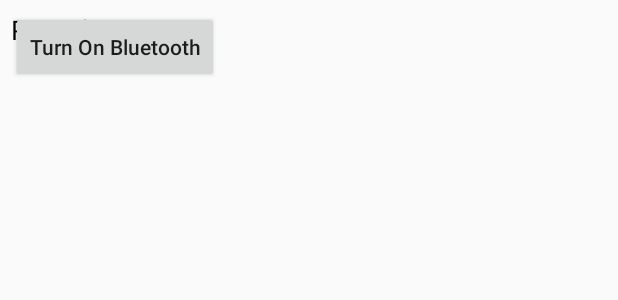
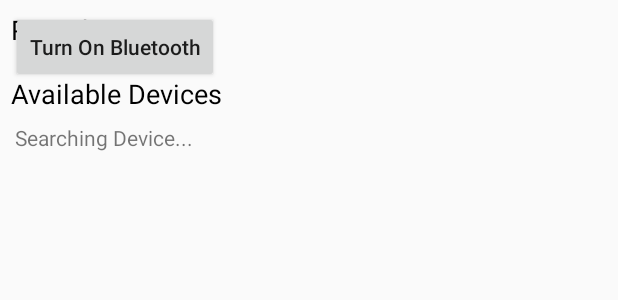
Before and after one commit to richasdy/AMS, an Android app: the layout content_cari_device.xml on its own in the app's theme, with its tools: preview values and no code run, on a phone screen of 412 x 824 dp. Shown: the top 300 px of the screen. Run offline under Robolectric (Android 15) with nearby library versions, the phone set to English and light mode, and no system bars.

```diff
--- a/app/build.gradle
+++ b/app/build.gradle
@@ -34,6 +34,7 @@
     compile 'com.android.volley:volley:1.0.0'
     compile 'com.jakewharton:butterknife:8.8.1'
     compile 'com.android.support:support-v4:25.3.1'
+    compile 'com.karumi:dexter:4.1.0'
     testCompile 'junit:junit:4.12'
     annotationProcessor 'com.jakewharton:butterknife-compiler:8.8.1'
 }
--- a/app/src/main/java/com/inventaris/fams/Config.java
+++ b/app/src/main/java/com/inventaris/fams/Config.java
@@ -1,4 +1,6 @@
 package com.inventaris.fams;
+
+import java.util.UUID;
 
 /**
  * Created by mwildani on 23/08/2017.
@@ -10,4 +12,5 @@
     public final static String URL_GENERATE_TOKEN = "http://128.199.115.183:8002/oauth/token";
     public final static String GRANT_TYPE = "password";
     public final static String CLIENT_ID = "4";
+    public static final UUID RFIDUUID = UUID.fromString("00001101-0000-1000-8000-00805F9B34FB");
 }
--- a/app/src/main/java/com/inventaris/fams/HalamanUtama.java
+++ b/app/src/main/java/com/inventaris/fams/HalamanUtama.java
@@ -68,6 +68,8 @@
         viewPager.setAdapter(adapter);
     }
 
+
+
     class ViewPagerAdapter extends FragmentPagerAdapter {
         private final List<Fragment> mFragmentList = new ArrayList<>();
         private final List<String> mFragmentTitleList = new ArrayList<>();
--- a/app/src/main/res/layout/content_cari_device.xml
+++ b/app/src/main/res/layout/content_cari_device.xml
@@ -1,12 +1,16 @@
 <?xml version="1.0" encoding="utf-8"?>
-<RelativeLayout xmlns:android="http://schemas.android.com/apk/res/android"
+<ScrollView xmlns:android="http://schemas.android.com/apk/res/android"
     xmlns:app="http://schemas.android.com/apk/res-auto"
     xmlns:tools="http://schemas.android.com/tools"
     android:layout_width="match_parent"
-    android:layout_height="match_parent"
+    android:layout_height="wrap_content"
     app:layout_behavior="@string/appbar_scrolling_view_behavior"
     tools:context="com.inventaris.fams.CariDevice"
     tools:showIn="@layout/activity_cari_device">
+
+    <RelativeLayout
+        android:layout_width="match_parent"
+        android:layout_height="wrap_content">
 
         <Button
             android:id="@+id/btn_turnOn"
@@ -28,8 +32,40 @@
         <ListView
             android:id="@+id/listDevice"
             android:layout_width="match_parent"
-        android:layout_height="match_parent"
+            android:layout_height="wrap_content"
             android:layout_below="@+id/txtPaired"
-        android:layout_margin="7dp"></ListView>
+            android:layout_marginLeft="10dp"
+            android:layout_marginRight="7dp"
+            android:layout_marginTop="3dp"></ListView>
+
+        <TextView
+            android:id="@+id/txtAvailableDevices"
+            android:layout_width="wrap_content"
+            android:layout_height="wrap_content"
+            android:layout_below="@+id/listDevice"
+            android:layout_margin="7dp"
+            android:text="Available Devices"
+            android:textColor="@android:color/black"
+            android:textSize="18sp" />
+
+        <ListView
+            android:id="@+id/listAvailableDevice"
+            android:layout_width="match_parent"
+            android:layout_height="wrap_content"
+            android:layout_below="@+id/txtAvailableDevices"
+            android:layout_marginLeft="10dp"
+            android:layout_marginRight="7dp"
+            android:layout_marginTop="3dp"></ListView>
+
+        <TextView
+            android:id="@+id/txtSearching"
+            android:layout_width="wrap_content"
+            android:layout_height="wrap_content"
+            android:layout_below="@id/txtAvailableDevices"
+            android:layout_marginLeft="10dp"
+            android:text="Searching Device..." />
 
     </RelativeLayout>
+
+
+</ScrollView>
```
Also changed, not shown: app/src/main/java/com/inventaris/fams/CariDevice.java (+191 -1 lines), app/src/main/java/com/inventaris/fams/Fragment/AddData.java (+21 -0 lines). Lines whose indentation alone changed are shown as unchanged.
